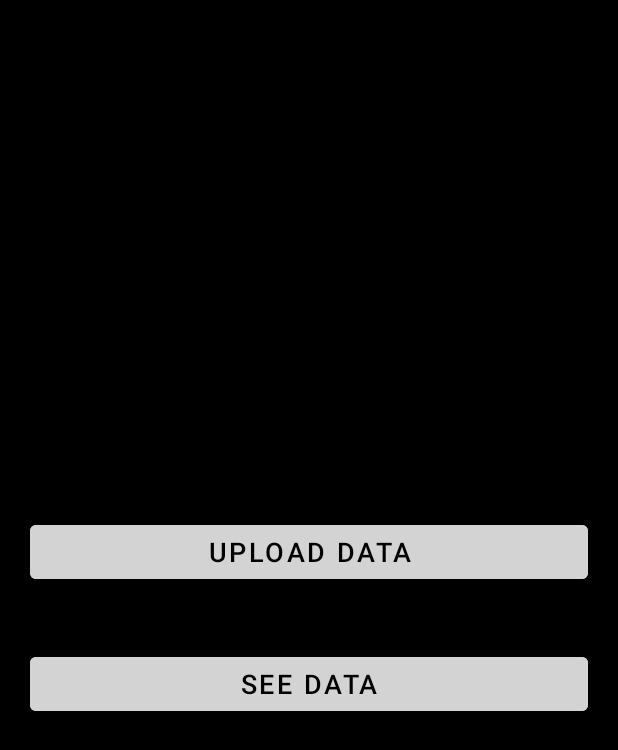
After one commit to iamsambist/storepdf_firebase, an Android app: the layout activity_display.xml on its own in the app's theme, with its tools: preview values and no code run, on a phone screen of 412 x 824 dp. The commit adds this screen. Shown: the top 750 px of the screen. Run offline under Robolectric (Android 15) with nearby library versions, the phone set to English and light mode, and no system bars.

Commit message:
second comit

```diff
--- /dev/null
+++ b/app/src/main/res/layout/activity_display.xml
@@ -0,0 +1,36 @@
+<?xml version="1.0" encoding="utf-8"?>
+<LinearLayout xmlns:android="http://schemas.android.com/apk/res/android"
+    xmlns:app="http://schemas.android.com/apk/res-auto"
+    xmlns:tools="http://schemas.android.com/tools"
+    android:layout_width="match_parent"
+    android:layout_height="match_parent"
+    android:orientation="vertical"
+    tools:context=".DisplayActivity"
+    android:background="@color/black"
+    android:gravity="center">
+
+    <Button
+        android:id="@+id/dupbutton"
+        android:layout_width="match_parent"
+        android:layout_height="wrap_content"
+        android:layout_margin="20dp"
+        android:backgroundTint="#D3D3D3"
+        android:text="Upload Data"
+        android:textColor="@color/black"
+        android:textSize="18sp"
+     />
+    <Button
+        android:id="@+id/ddwbutton"
+        android:layout_width="match_parent"
+        android:layout_height="wrap_content"
+        android:layout_margin="20dp"
+        android:layout_gravity="center"
+        android:backgroundTint="#D3D3D3"
+        android:text="see Data"
+        android:textColor="@color/black"
+        android:textSize="18sp"
+        />
+
+
+
+</LinearLayout>
--- a/app/src/main/res/layout/activity_main.xml
+++ b/app/src/main/res/layout/activity_main.xml
@@ -67,6 +67,7 @@
     </LinearLayout>
 
     <Button
+        android:id="@+id/mupload"
         android:layout_width="wrap_content"
         android:layout_height="wrap_content"
         android:text="Upload"
```
Also changed, not shown: app/build.gradle (+7 -0 lines), app/src/main/AndroidManifest.xml (+16 -0 lines), app/src/main/java/com/sunil/internshala/DisplayActivity.java (added, +34 -0 lines), app/src/main/java/com/sunil/internshala/FetchData.java (added, +21 -0 lines), app/src/main/java/com/sunil/internshala/MainActivity.java (+54 -0 lines), app/src/main/java/com/sunil/internshala/makefile.java (added, +30 -0 lines), app/src/main/res/layout/activity_fetch_data.xml (added, +25 -0 lines), build.gradle (+10 -0 lines), 1 other file.
